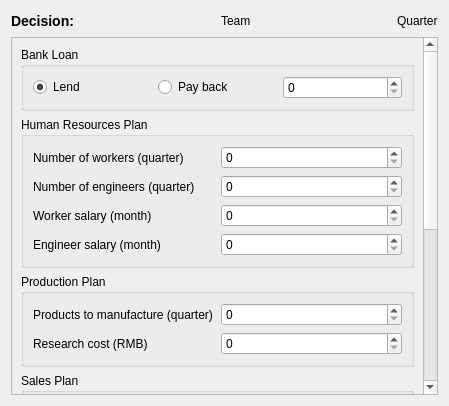
First picture: the form in decisionwidget.ui, repository tsenmu/FBSG, before the edit.
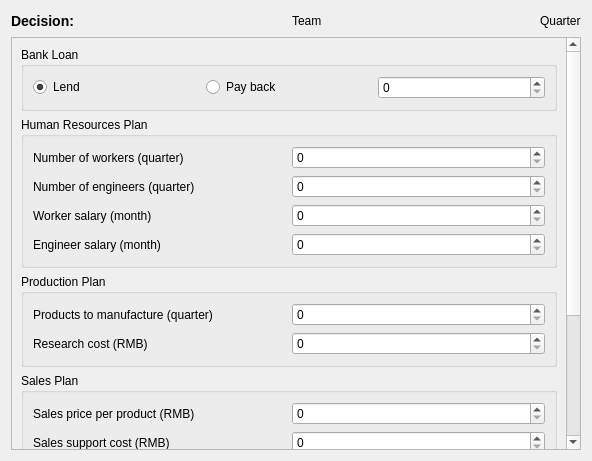
Second picture: the form after the edit. Custom widgets are drawn as their Qt base class.

The edit to the form file:
```diff
--- a/decisionwidget.ui
+++ b/decisionwidget.ui
@@ -6,8 +6,8 @@
    <rect>
     <x>0</x>
     <y>0</y>
-    <width>449</width>
-    <height>406</height>
+    <width>592</width>
+    <height>461</height>
    </rect>
   </property>
   <property name="windowTitle">
@@ -74,9 +74,9 @@
       <property name="geometry">
        <rect>
         <x>0</x>
-        <y>-214</y>
-        <width>411</width>
-        <height>705</height>
+        <y>-255</y>
+        <width>554</width>
+        <height>663</height>
        </rect>
       </property>
       <layout class="QVBoxLayout" name="verticalLayout">
@@ -111,6 +111,9 @@
             <property name="whatsThis">
              <string>loan</string>
             </property>
+            <property name="maximum">
+             <number>999999999</number>
+            </property>
            </widget>
           </item>
          </layout>
@@ -134,6 +137,9 @@
             <property name="whatsThis">
              <string>workersOrdered</string>
             </property>
+            <property name="maximum">
+             <number>999999999</number>
+            </property>
            </widget>
           </item>
           <item row="1" column="0">
@@ -148,6 +154,9 @@
             <property name="whatsThis">
              <string>engineersOrdered</string>
             </property>
+            <property name="maximum">
+             <number>999999999</number>
+            </property>
            </widget>
           </item>
           <item row="2" column="0">
@@ -162,6 +171,9 @@
             <property name="whatsThis">
              <string>workersSalary</string>
             </property>
+            <property name="maximum">
+             <number>999999999</number>
+            </property>
            </widget>
           </item>
           <item row="3" column="0">
@@ -176,6 +188,9 @@
             <property name="whatsThis">
              <string>engineersSalary</string>
             </property>
+            <property name="maximum">
+             <number>999999999</number>
+            </property>
            </widget>
           </item>
          </layout>
@@ -199,6 +214,9 @@
             <property name="whatsThis">
              <string>productsOrdered</string>
             </property>
+            <property name="maximum">
+             <number>999999999</number>
+            </property>
            </widget>
           </item>
           <item row="1" column="0">
@@ -213,6 +231,9 @@
             <property name="whatsThis">
              <string>qualityCost</string>
             </property>
+            <property name="maximum">
+             <number>999999999</number>
+            </property>
            </widget>
           </item>
          </layout>
@@ -223,7 +244,7 @@
          <property name="minimumSize">
           <size>
            <width>0</width>
-           <height>200</height>
+           <height>0</height>
           </size>
          </property>
          <property name="title">
@@ -249,6 +270,9 @@
             <property name="whatsThis">
              <string>salesSupport</string>
             </property>
+            <property name="maximum">
+             <number>999999999</number>
+            </property>
            </widget>
           </item>
           <item row="0" column="1">
@@ -256,12 +280,18 @@
             <property name="whatsThis">
              <string>price</string>
             </property>
+            <property name="maximum">
+             <number>999999999</number>
+            </property>
            </widget>
           </item>
-          <item row="2" column="0" colspan="2">
+         </layout>
+        </widget>
+       </item>
+       <item>
            <layout class="QHBoxLayout" name="horizontalLayout">
             <item>
-             <widget class="QGroupBox" name="groupBox_6">
+          <widget class="QGroupBox" name="agentAddGroup">
               <property name="title">
                <string>Add Sales Agent</string>
               </property>
@@ -271,7 +301,7 @@
                  <property name="minimumSize">
                   <size>
                    <width>0</width>
-                   <height>100</height>
+                <height>0</height>
                   </size>
                  </property>
                 </widget>
@@ -280,7 +310,7 @@
              </widget>
             </item>
             <item>
-             <widget class="QGroupBox" name="groupBox_7">
+          <widget class="QGroupBox" name="agentRemoveGroup">
               <property name="title">
                <string>Remove Sales Agent</string>
               </property>
@@ -290,7 +320,7 @@
                  <property name="minimumSize">
                   <size>
                    <width>0</width>
-                   <height>100</height>
+                <height>0</height>
                   </size>
                  </property>
                 </widget>
@@ -299,9 +329,6 @@
              </widget>
             </item>
            </layout>
-          </item>
-         </layout>
-        </widget>
        </item>
        <item>
         <widget class="QGroupBox" name="groupBox_4">
```
Lines whose indentation alone changed are shown as unchanged.
